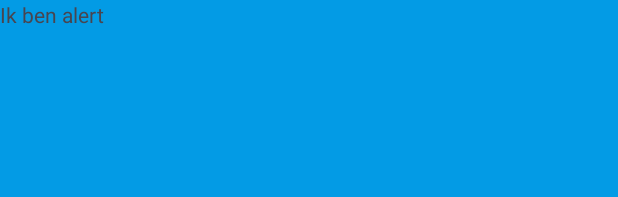
After one commit to Szpendlik/AlpikacjaRatunkowa, an Android app: the layout activity_alert.xml on its own in the app's theme, with its tools: preview values and no code run, on a phone screen of 412 x 824 dp. The commit adds this screen. Shown: the top 197 px of the screen. Run offline under Robolectric (Android 15) with nearby library versions, the phone set to English and light mode, and no system bars.

Commit message:
Działa prawie dobrze

```diff
--- a/app/build.gradle.kts
+++ b/app/build.gradle.kts
@@ -33,6 +33,9 @@ android {
     kotlinOptions {
         jvmTarget = "1.8"
     }
+    buildFeatures {
+        viewBinding = true
+    }
 }
 
 dependencies {
--- a/app/src/main/java/com/example/alpikacjaratunkowa/EmergencyAlertManager.kt
+++ b/app/src/main/java/com/example/alpikacjaratunkowa/EmergencyAlertManager.kt
@@ -2,18 +2,16 @@ package com.example.alpikacjaratunkowa
 
 
 import android.content.Context
-import android.content.Intent
 
 import android.media.MediaPlayer
-import android.os.Build
 
 import android.location.Location
-import android.os.Bundle
 
 import android.os.CountDownTimer
 import android.os.VibrationEffect
 import android.os.Vibrator
 import android.telephony.SmsManager
+import android.util.Log
 import android.widget.Toast
 import androidx.core.content.ContextCompat
 import androidx.appcompat.app.AlertDialog
@@ -24,6 +22,7 @@ class EmergencyAlertManager(private val context: Context) {
 
     fun startEmergencyAlert(countdownDuration: Long, phoneNumber: String, lastSeenLocation: Location?) {
         if (!isAlertShown) {
+            Log.d("ALERT", "Goedemorgen")
             showAlert(countdownDuration, phoneNumber, null, lastSeenLocation)
         }
     }
--- /dev/null
+++ b/app/src/main/res/layout/activity_alert.xml
@@ -0,0 +1,19 @@
+<?xml version="1.0" encoding="utf-8"?>
+<FrameLayout xmlns:android="http://schemas.android.com/apk/res/android"
+    xmlns:tools="http://schemas.android.com/tools"
+    android:layout_width="match_parent"
+    android:layout_height="match_parent"
+    android:background="?attr/fullscreenBackgroundColor"
+    android:theme="@style/ThemeOverlay.AlpikacjaRatunkowa.FullscreenContainer"
+    tools:context=".AlertActivity">
+
+    <!-- The primary full-screen view. This can be replaced with whatever view
+         is needed to present your content, e.g. VideoView, SurfaceView,
+         TextureView, etc. -->
+    <TextView
+        android:layout_width="match_parent"
+        android:layout_height="match_parent"
+        android:text="Ik ben alert"
+        />
+
+</FrameLayout>
--- a/app/src/main/res/values-night/themes.xml
+++ b/app/src/main/res/values-night/themes.xml
@@ -4,4 +4,9 @@
         <!-- Customize your dark theme here. -->
         <!-- <item name="colorPrimary">@color/my_dark_primary</item> -->
     </style>
+
+    <style name="ThemeOverlay.AlpikacjaRatunkowa.FullscreenContainer" parent="">
+        <item name="fullscreenBackgroundColor">@color/light_blue_900</item>
+        <item name="fullscreenTextColor">@color/light_blue_A400</item>
+    </style>
 </resources>
--- /dev/null
+++ b/app/src/main/res/values/attrs.xml
@@ -0,0 +1,6 @@
+<resources>
+    <declare-styleable name="FullscreenAttrs">
+        <attr name="fullscreenBackgroundColor" format="color" />
+        <attr name="fullscreenTextColor" format="color" />
+    </declare-styleable>
+</resources>
--- a/app/src/main/res/values/colors.xml
+++ b/app/src/main/res/values/colors.xml
@@ -18,4 +18,9 @@
     <color name="buttonDisabledBackground">#CCCCCC</color>
     <color name="buttonDisabledText">#888888</color>
     <color name="editTextBackground">#4C9ABD</color>
+    <color name="light_blue_600">#FF039BE5</color>
+    <color name="light_blue_900">#FF01579B</color>
+    <color name="light_blue_A200">#FF40C4FF</color>
+    <color name="light_blue_A400">#FF00B0FF</color>
+    <color name="black_overlay">#66000000</color>
 </resources>
--- a/app/src/main/res/values/strings.xml
+++ b/app/src/main/res/values/strings.xml
@@ -1,3 +1,6 @@
 <resources>
     <string name="app_name">Alpikacja Ratunkowa</string>
+    <string name="title_activity_alert">AlertActivity</string>
+    <string name="dummy_button">Dummy Button</string>
+    <string name="dummy_content">DUMMY\nCONTENT</string>
 </resources>
--- a/app/src/main/res/values/styles.xml
+++ b/app/src/main/res/values/styles.xml
@@ -1,13 +1,24 @@
 <?xml version="1.0" encoding="utf-8"?>
 <resources>
+
     <style name="AlertDialogTheme" parent="Theme.AppCompat.Light.Dialog.Alert">
         <item name="android:windowBackground">@drawable/alert_dialog_bg</item>
         <item name="android:colorAccent">@color/winterButtonBackground</item>
         <!-- Dodaj inne atrybuty stylu -->
     </style>
+
     <style name="Widget.App.Button" parent="Widget.AppCompat.Button.Colored">
         <item name="android:background">@drawable/button_background</item>
         <item name="android:textColor">@color/winterButtonText</item>
     </style>
 
+    <style name="Widget.Theme.AlpikacjaRatunkowa.ActionBar.Fullscreen" parent="Widget.AppCompat.ActionBar">
+        <item name="android:background">@color/black_overlay</item>
+    </style>
+
+    <style name="Widget.Theme.AlpikacjaRatunkowa.ButtonBar.Fullscreen" parent="">
+        <item name="android:background">@color/black_overlay</item>
+        <item name="android:buttonBarStyle">?android:attr/buttonBarStyle</item>
+    </style>
+
 </resources>
--- a/app/src/main/res/values/themes.xml
+++ b/app/src/main/res/values/themes.xml
@@ -6,4 +6,17 @@
     </style>
 
     <style name="Theme.AlpikacjaRatunkowa" parent="Base.Theme.AlpikacjaRatunkowa" />
+
+    <style name="Theme.AlpikacjaRatunkowa.Fullscreen" parent="Theme.AlpikacjaRatunkowa">
+        <item name="android:actionBarStyle">
+            @style/Widget.Theme.AlpikacjaRatunkowa.ActionBar.Fullscreen
+        </item>
+        <item name="android:windowActionBarOverlay">true</item>
+        <item name="android:windowBackground">@null</item>
+    </style>
+
+    <style name="ThemeOverlay.AlpikacjaRatunkowa.FullscreenContainer" parent="">
+        <item name="fullscreenBackgroundColor">@color/light_blue_600</item>
+        <item name="fullscreenTextColor">@color/light_blue_A200</item>
+    </style>
 </resources>
```
Also changed, not shown: app/src/main/AndroidManifest.xml (+12 -8 lines), app/src/main/java/com/example/alpikacjaratunkowa/AlertActivity.kt (added, +22 -0 lines), app/src/main/java/com/example/alpikacjaratunkowa/MyServices.kt (+25 -24 lines).
